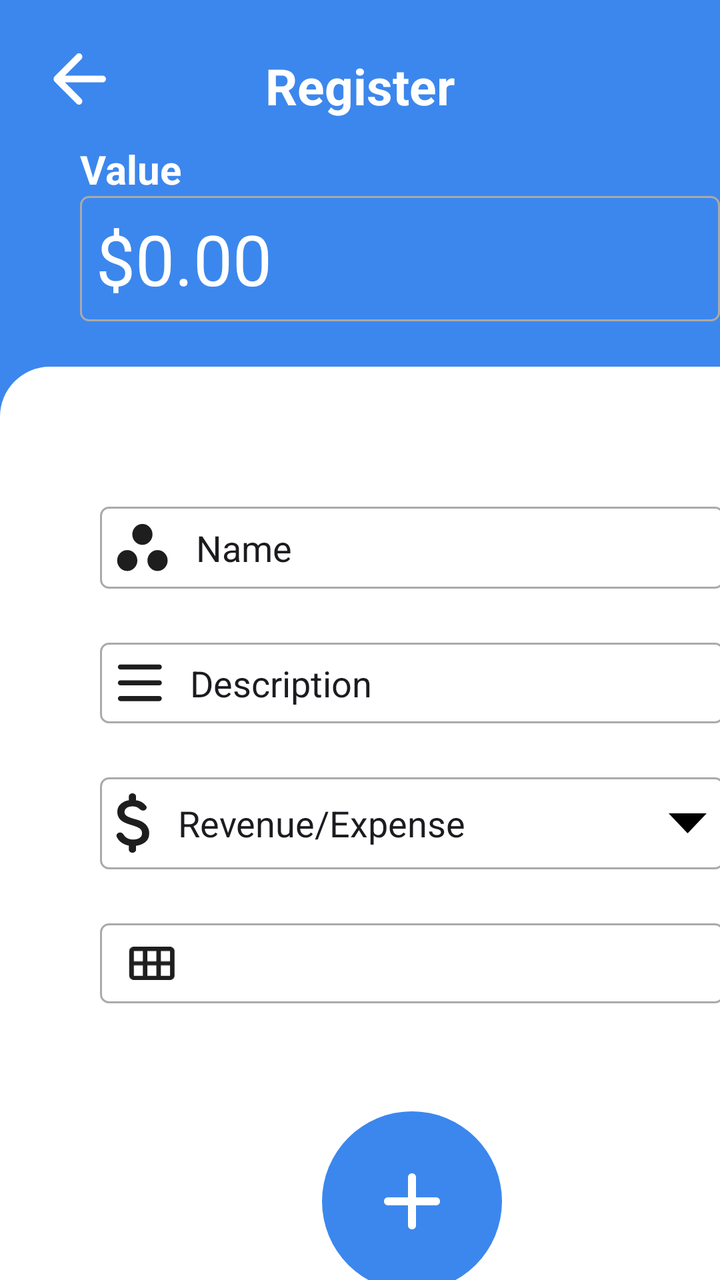
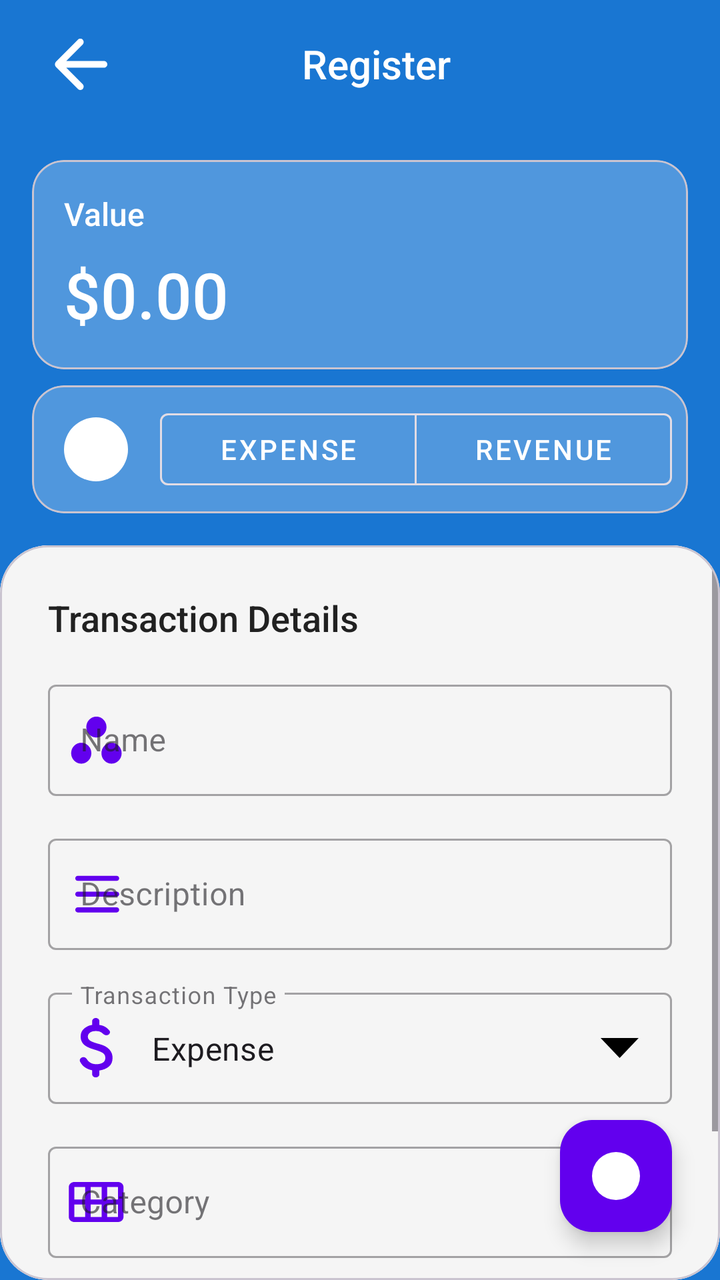

Compare the two renders of this Android layout. The source of the first and the diff that turns it into the second are given below.
<!-- AndroidManifest.xml: application theme Theme.Budgeteer -->
<!-- res/layout/activity_register.xml -->
<?xml version="1.0" encoding="utf-8"?>
<androidx.constraintlayout.widget.ConstraintLayout xmlns:android="http://schemas.android.com/apk/res/android"
    xmlns:app="http://schemas.android.com/apk/res-auto"
    xmlns:tools="http://schemas.android.com/tools"
    android:id="@+id/main"
    android:layout_width="match_parent"
    android:layout_height="match_parent"
    tools:context=".RegisterActivity"
    android:background="@color/main_blue"
    android:paddingTop="26dp">

    <ImageButton
        android:id="@+id/return_button"
        android:layout_width="wrap_content"
        android:layout_height="wrap_content"
        android:layout_marginStart="26dp"
        android:background="@android:color/transparent"
        android:src="@drawable/icon_return"
        app:layout_constraintStart_toStartOf="parent"
        app:layout_constraintTop_toTopOf="parent" />

    <TextView
        android:id="@+id/title"
        android:layout_width="match_parent"
        android:layout_height="wrap_content"
        android:layout_weight="1"
        android:text="@string/register"
        android:textAlignment="center"
        android:textColor="@color/white"
        android:textSize="25sp"
        android:textStyle="bold"
        app:layout_constraintStart_toStartOf="parent"
        app:layout_constraintTop_toTopOf="parent" />

    <LinearLayout
        android:id="@+id/value_input_layout"
        android:layout_width="match_parent"
        android:layout_height="wrap_content"
        android:layout_marginTop="18dp"
        android:orientation="vertical"
        android:paddingStart="40dp"
        app:layout_constraintTop_toBottomOf="@+id/return_button"
        tools:layout_editor_absoluteX="18dp">

        <TextView
            android:id="@+id/textView2"
            android:layout_width="wrap_content"
            android:layout_height="wrap_content"
            android:text="@string/value"
            android:textColor="@color/white"
            android:textSize="20sp"
            android:textStyle="bold" />

        <EditText
            android:id="@+id/spinner_income_outcome"
            android:layout_width="match_parent"
            android:layout_height="wrap_content"
            android:layout_marginBottom="10dp"
            android:background="@drawable/component_input"
            android:inputType="text"
            android:text="@string/zero_number"
            android:textColor="@color/white"
            android:textSize="35sp" />
    </LinearLayout>

    <LinearLayout
        android:id="@+id/categorias_formulario"
        android:layout_width="412dp"
        android:layout_height="wrap_content"
        android:layout_marginTop="18dp"
        android:background="@drawable/card_rounded_shape"
        android:orientation="vertical"
        android:paddingLeft="50dp"
        android:paddingTop="70dp"
        android:paddingRight="50dp"
        app:layout_constraintBottom_toBottomOf="parent"
        app:layout_constraintStart_toStartOf="parent"
        app:layout_constraintTop_toBottomOf="@+id/value_input_layout">

        <EditText
            android:id="@+id/input_name"
            android:layout_width="match_parent"
            android:layout_height="wrap_content"
            android:layout_marginBottom="27dp"
            android:background="@drawable/component_input"
            android:drawableStart="@drawable/icon_name"
            android:drawablePadding="14dp"
            android:ems="10"
            android:inputType="text"
            android:text="@string/name" />

        <EditText
            android:id="@+id/input_description"
            android:layout_width="match_parent"
            android:layout_height="wrap_content"
            android:layout_marginBottom="27dp"
            android:background="@drawable/component_input"
            android:drawableStart="@drawable/icon_description"
            android:drawablePadding="14dp"
            android:ems="10"
            android:inputType="text"
            android:text="@string/description" />

        <EditText
            android:id="@+id/input_value"
            android:layout_width="match_parent"
            android:layout_height="wrap_content"
            android:layout_marginBottom="27dp"
            android:background="@drawable/component_input"
            android:drawableStart="@drawable/icon_money"
            android:drawableEnd="@drawable/icon_suspended"
            android:drawablePadding="14dp"
            android:ems="10"
            android:inputType="text"
            android:text="@string/revenue_expense"
            android:focusable="false"
            android:clickable="true"
            android:focusableInTouchMode="false" />

        <LinearLayout
            android:layout_width="match_parent"
            android:layout_height="wrap_content"
            android:layout_marginBottom="27dp"
            android:background="@drawable/component_input"
            android:orientation="horizontal"
            android:gravity="center_vertical"
            android:paddingStart="14dp"
            android:paddingEnd="14dp">

            <ImageView
                android:layout_width="24dp"
                android:layout_height="24dp"
                android:src="@drawable/icon_category"
                android:contentDescription="@string/category" />

            <Spinner
                android:id="@+id/category_spinner"
                android:layout_width="match_parent"
                android:layout_height="wrap_content"
                android:layout_marginStart="14dp"
                android:background="@android:color/transparent"
                android:textColor="@color/black"
                android:spinnerMode="dropdown" />
        </LinearLayout>

        <ImageButton
            android:id="@+id/imageButton"
            android:layout_width="90dp"
            android:layout_height="90dp"
            android:layout_gravity="center_horizontal"
            android:layout_marginTop="27dp"
            android:background="@android:color/transparent"
            android:src="@drawable/icon_add"
            app:layout_constraintTop_toBottomOf="@+id/parent" />
    </LinearLayout>

</androidx.constraintlayout.widget.ConstraintLayout>
<!-- resources referenced by this layout -->
<resources>
  <color name="black">#FF000000</color>
  <color name="main_blue">#3C87ED</color>
  <color name="white">#FFFFFFFF</color>
  <!-- drawable card_rounded_shape (drawable) -->
  <?xml version="1.0" encoding="utf-8"?>
  <shape xmlns:android="http://schemas.android.com/apk/res/android"
      android:shape="rectangle">
      <corners android:topRightRadius="25dp"
          android:topLeftRadius="25dp"/>
      <solid android:color="@android:color/white"/>
  </shape>
  <!-- drawable component_input (drawable) -->
  <?xml version="1.0" encoding="utf-8"?>
  <shape xmlns:android="http://schemas.android.com/apk/res/android">
      <solid android:color="@android:color/transparent" />
      <stroke
          android:width="1dp"
          android:color="@android:color/darker_gray" />
      <corners android:radius="4dp" />
      <padding
          android:left="8dp"
          android:top="8dp"
          android:right="8dp"
          android:bottom="8dp" />
  </shape>
  <!-- drawable icon_return (drawable) -->
  <vector xmlns:android="http://schemas.android.com/apk/res/android"
      android:width="27dp"
      android:height="27dp"
      android:viewportWidth="27"
      android:viewportHeight="27">
      <path
          android:pathData="M12.31,25.81C12.967,26.467 14.033,26.467 14.69,25.81C15.347,25.153 15.348,24.088 14.691,23.43L6.463,15.188L25.313,15.188C26.244,15.188 27,14.432 27,13.5C27,12.568 26.244,11.813 25.313,11.813L6.463,11.813L14.691,3.57C15.348,2.912 15.347,1.847 14.69,1.19C14.033,0.533 12.967,0.533 12.31,1.19L1.414,12.086C0.633,12.867 0.633,14.133 1.414,14.914L12.31,25.81Z"
          android:fillColor="#ffffff"/>
  </vector>
  <!-- drawable icon_suspended (drawable) -->
  <vector xmlns:android="http://schemas.android.com/apk/res/android"
      android:width="20dp"
      android:height="10dp"
      android:viewportWidth="23"
      android:viewportHeight="10">
      <path
          android:pathData="M22.227,0L11.293,10L0.36,0L22.227,0Z"
          android:fillColor="#000000"/>
  </vector>
  <string name="category">Category</string>
  <string name="description">Description</string>
  <string name="name">Name</string>
  <string name="register">Register</string>
  <string name="revenue_expense">Revenue/Expense</string>
  <string name="value">Value</string>
  <string name="zero_number">$0.00</string>
  <style name="Theme.Budgeteer" parent="Base.Theme.Budgeteer" />
  <style name="Base.Theme.Budgeteer" parent="Theme.Material3.DayNight.NoActionBar">
          
          
      </style>
  <!-- unchanged entries left out for length: 5 -->
</resources>

<!-- the commit's change to res/layout/activity_register.xml (unified diff, before → after) -->
@@ -6,152 +6,279 @@
     android:layout_width="match_parent"
     android:layout_height="match_parent"
     tools:context=".RegisterActivity"
-    android:background="@color/main_blue"
-    android:paddingTop="26dp">
-
-    <ImageButton
-        android:id="@+id/return_button"
+    android:background="@color/toolbar_blue">
+
+    <androidx.appcompat.widget.Toolbar
+        android:id="@+id/toolbar"
+        android:layout_width="match_parent"
+        android:layout_height="?attr/actionBarSize"
+        app:layout_constraintTop_toTopOf="parent">
+
+        <LinearLayout
+            android:layout_width="match_parent"
+            android:layout_height="match_parent"
+            android:gravity="center_vertical"
+            android:orientation="horizontal">
+
+            <ImageButton
+                android:id="@+id/return_button"
+                android:layout_width="48dp"
+                android:layout_height="48dp"
+                android:background="?attr/selectableItemBackgroundBorderless"
+                android:contentDescription="@string/desc_return"
+                android:padding="12dp"
+                android:src="@drawable/icon_return"
+                app:tint="@color/white" />
+
+            <TextView
+                android:id="@+id/title"
+                android:layout_width="0dp"
+                android:layout_height="wrap_content"
+                android:layout_weight="1"
+                android:gravity="center"
+                android:text="@string/register"
+                android:textColor="@color/white"
+                android:textSize="20sp"
+                android:fontFamily="sans-serif-medium" />
+
+            <View
+                android:layout_width="48dp"
+                android:layout_height="48dp" />
+        </LinearLayout>
+    </androidx.appcompat.widget.Toolbar>
+
+    
+    <com.google.android.material.card.MaterialCardView
+        android:id="@+id/value_card"
+        android:layout_width="match_parent"
+        android:layout_height="wrap_content"
+        android:layout_marginTop="16dp"
+        android:layout_marginHorizontal="16dp"
+        app:cardCornerRadius="16dp"
+        app:cardBackgroundColor="#3DFFFFFF"
+        app:cardElevation="0dp"
+        app:layout_constraintTop_toBottomOf="@id/toolbar">
+
+        <LinearLayout
+            android:id="@+id/value_input_layout"
+            android:layout_width="match_parent"
+            android:layout_height="wrap_content"
+            android:orientation="vertical"
+            android:padding="16dp">
+
+            <TextView
+                android:id="@+id/textView2"
+                android:layout_width="wrap_content"
+                android:layout_height="wrap_content"
+                android:text="@string/value"
+                android:textColor="@color/white"
+                android:textSize="16sp"
+                android:fontFamily="sans-serif-medium" />
+
+            <EditText
+                android:id="@+id/value_input"
+                android:layout_width="match_parent"
+                android:layout_height="wrap_content"
+                android:layout_marginTop="8dp"
+                android:background="@android:color/transparent"
+                android:inputType="numberDecimal"
+                android:text="@string/zero_number"
+                android:textColor="@color/white"
+                android:textSize="32sp"
+                android:fontFamily="sans-serif-medium"
+                android:importantForAutofill="no" />
+        </LinearLayout>
+    </com.google.android.material.card.MaterialCardView>
+
+    
+    <com.google.android.material.card.MaterialCardView
+        android:id="@+id/type_card"
+        android:layout_width="match_parent"
+        android:layout_height="wrap_content"
+        android:layout_marginTop="8dp"
+        android:layout_marginHorizontal="16dp"
+        app:cardCornerRadius="16dp"
+        app:cardBackgroundColor="#3DFFFFFF"
+        app:cardElevation="0dp"
+        app:layout_constraintTop_toBottomOf="@id/value_card">
+
+        <LinearLayout
+            android:layout_width="match_parent"
+            android:layout_height="wrap_content"
+            android:orientation="horizontal"
+            android:gravity="center_vertical"
+            android:padding="8dp">
+
+            <ImageView
+                android:id="@+id/transaction_icon"
+                android:layout_width="32dp"
+                android:layout_height="32dp"
+                android:src="@drawable/icon_expense"
+                android:layout_marginStart="8dp"
+                android:layout_marginEnd="16dp"
+                app:tint="@color/white" />
+
+            <com.google.android.material.button.MaterialButtonToggleGroup
+                android:id="@+id/type_toggle_group"
+                android:layout_width="0dp"
+                android:layout_height="wrap_content"
+                android:layout_weight="1"
+                app:singleSelection="true"
+                app:selectionRequired="true">
+
+                <Button
+                    android:id="@+id/expense_button"
+                    android:layout_width="0dp"
+                    android:layout_height="wrap_content"
+                    android:layout_weight="1"
+                    android:text="@string/expense"
+                    style="@style/Widget.MaterialComponents.Button.OutlinedButton"
+                    android:textColor="@color/white" />
+
+                <Button
+                    android:id="@+id/revenue_button"
+                    android:layout_width="0dp"
+                    android:layout_height="wrap_content"
+                    android:layout_weight="1"
+                    android:text="@string/revenue"
+                    style="@style/Widget.MaterialComponents.Button.OutlinedButton"
+                    android:textColor="@color/white" />
+            </com.google.android.material.button.MaterialButtonToggleGroup>
+        </LinearLayout>
+    </com.google.android.material.card.MaterialCardView>
+
+    
+    <com.google.android.material.card.MaterialCardView
+        android:id="@+id/form_card"
+        android:layout_width="match_parent"
+        android:layout_height="0dp"
+        android:layout_marginTop="16dp"
+        app:cardCornerRadius="24dp"
+        app:cardElevation="0dp"
+        app:layout_constraintBottom_toBottomOf="parent"
+        app:layout_constraintTop_toBottomOf="@id/type_card">
+
+        <ScrollView
+            android:layout_width="match_parent"
+            android:layout_height="match_parent">
+
+            <LinearLayout
+                android:id="@+id/categorias_formulario"
+                android:layout_width="match_parent"
+                android:layout_height="wrap_content"
+                android:background="@color/background"
+                android:orientation="vertical"
+                android:padding="24dp">
+
+                <TextView
+                    android:layout_width="wrap_content"
+                    android:layout_height="wrap_content"
+                    android:text="Transaction Details"
+                    android:textColor="@color/text_primary"
+                    android:textSize="18sp"
+                    android:fontFamily="sans-serif-medium"
+                    android:layout_marginBottom="16dp" />
+
+                
+                <com.google.android.material.textfield.TextInputLayout
+                    android:layout_width="match_parent"
+                    android:layout_height="wrap_content"
+                    android:layout_marginBottom="16dp"
+                    app:startIconDrawable="@drawable/icon_name"
+                    app:startIconTint="@color/primary"
+                    android:hint="Name"
+                    style="@style/Widget.MaterialComponents.TextInputLayout.OutlinedBox">
+
+                    <com.google.android.material.textfield.TextInputEditText
+                        android:id="@+id/name_input"
+                        android:layout_width="match_parent"
+                        android:layout_height="wrap_content"
+                        android:inputType="text" />
+                </com.google.android.material.textfield.TextInputLayout>
+
+                
+                <com.google.android.material.textfield.TextInputLayout
+                    android:layout_width="match_parent"
+                    android:layout_height="wrap_content"
+                    android:layout_marginBottom="16dp"
+                    app:startIconDrawable="@drawable/icon_description"
+                    app:startIconTint="@color/primary"
+                    android:hint="Description"
+                    style="@style/Widget.MaterialComponents.TextInputLayout.OutlinedBox">
+
+                    <com.google.android.material.textfield.TextInputEditText
+                        android:id="@+id/description_input"
+                        android:layout_width="match_parent"
+                        android:layout_height="wrap_content"
+                        android:inputType="text" />
+                </com.google.android.material.textfield.TextInputLayout>
+
+                
+                <com.google.android.material.textfield.TextInputLayout
+                    android:layout_width="match_parent"
+                    android:layout_height="wrap_content"
+                    android:layout_marginBottom="16dp"
+                    app:startIconDrawable="@drawable/icon_money"
+                    app:startIconTint="@color/primary"
+                    android:hint="Transaction Type"
+                    style="@style/Widget.MaterialComponents.TextInputLayout.OutlinedBox">
+
+                    <com.google.android.material.textfield.TextInputEditText
+                        android:id="@+id/transaction_type_input"
+                        android:layout_width="match_parent"
+                        android:layout_height="wrap_content"
+                        android:inputType="none"
+                        android:text="@string/expense"
+                        android:focusable="false"
+                        android:clickable="true"
+                        android:drawableEnd="@drawable/icon_suspended"
+                        android:focusableInTouchMode="false" />
+                </com.google.android.material.textfield.TextInputLayout>
+
+                
+                <com.google.android.material.textfield.TextInputLayout
+                    android:layout_width="match_parent"
+                    android:layout_height="wrap_content"
+                    android:layout_marginBottom="24dp"
+                    style="@style/Widget.MaterialComponents.TextInputLayout.OutlinedBox.ExposedDropdownMenu"
+                    app:startIconDrawable="@drawable/icon_category"
+                    app:startIconTint="@color/primary"
+                    app:endIconTint="@color/primary"
+                    android:hint="Category">
+
+                    <com.google.android.material.textfield.MaterialAutoCompleteTextView
+                        android:id="@+id/category_dropdown"
+                        android:layout_width="match_parent"
+                        android:layout_height="wrap_content"
+                        android:inputType="none"
+                        android:focusable="false"
+                        android:textSize="16sp" />
+                </com.google.android.material.textfield.TextInputLayout>
+
+                
+                <com.google.android.material.button.MaterialButton
+                    android:id="@+id/save_button"
+                    android:layout_width="match_parent"
+                    android:layout_height="56dp"
+                    android:text="Save Transaction"
+                    android:textSize="16sp"
+                    android:backgroundTint="@color/primary"
+                    app:cornerRadius="12dp" />
+
+            </LinearLayout>
+        </ScrollView>
+    </com.google.android.material.card.MaterialCardView>
+
+    
+    <com.google.android.material.floatingactionbutton.FloatingActionButton
+        android:id="@+id/fab_save"
         android:layout_width="wrap_content"
         android:layout_height="wrap_content"
-        android:layout_marginStart="26dp"
-        android:background="@android:color/transparent"
-        android:src="@drawable/icon_return"
-        app:layout_constraintStart_toStartOf="parent"
-        app:layout_constraintTop_toTopOf="parent" />
-
-    <TextView
-        android:id="@+id/title"
-        android:layout_width="match_parent"
-        android:layout_height="wrap_content"
-        android:layout_weight="1"
-        android:text="@string/register"
-        android:textAlignment="center"
-        android:textColor="@color/white"
-        android:textSize="25sp"
-        android:textStyle="bold"
-        app:layout_constraintStart_toStartOf="parent"
-        app:layout_constraintTop_toTopOf="parent" />
-
-    <LinearLayout
-        android:id="@+id/value_input_layout"
-        android:layout_width="match_parent"
-        android:layout_height="wrap_content"
-        android:layout_marginTop="18dp"
-        android:orientation="vertical"
-        android:paddingStart="40dp"
-        app:layout_constraintTop_toBottomOf="@+id/return_button"
-        tools:layout_editor_absoluteX="18dp">
-
-        <TextView
-            android:id="@+id/textView2"
-            android:layout_width="wrap_content"
-            android:layout_height="wrap_content"
-            android:text="@string/value"
-            android:textColor="@color/white"
-            android:textSize="20sp"
-            android:textStyle="bold" />
-
-        <EditText
-            android:id="@+id/spinner_income_outcome"
-            android:layout_width="match_parent"
-            android:layout_height="wrap_content"
-            android:layout_marginBottom="10dp"
-            android:background="@drawable/component_input"
-            android:inputType="text"
-            android:text="@string/zero_number"
-            android:textColor="@color/white"
-            android:textSize="35sp" />
-    </LinearLayout>
-
-    <LinearLayout
-        android:id="@+id/categorias_formulario"
-        android:layout_width="412dp"
-        android:layout_height="wrap_content"
-        android:layout_marginTop="18dp"
-        android:background="@drawable/card_rounded_shape"
-        android:orientation="vertical"
-        android:paddingLeft="50dp"
-        android:paddingTop="70dp"
-        android:paddingRight="50dp"
+        android:layout_margin="24dp"
+        android:src="@drawable/icon_add"
+        app:tint="@color/white"
+        app:backgroundTint="@color/primary"
         app:layout_constraintBottom_toBottomOf="parent"
-        app:layout_constraintStart_toStartOf="parent"
-        app:layout_constraintTop_toBottomOf="@+id/value_input_layout">
-
-        <EditText
-            android:id="@+id/input_name"
-            android:layout_width="match_parent"
-            android:layout_height="wrap_content"
-            android:layout_marginBottom="27dp"
-            android:background="@drawable/component_input"
-            android:drawableStart="@drawable/icon_name"
-            android:drawablePadding="14dp"
-            android:ems="10"
-            android:inputType="text"
-            android:text="@string/name" />
-
-        <EditText
-            android:id="@+id/input_description"
-            android:layout_width="match_parent"
-            android:layout_height="wrap_content"
-            android:layout_marginBottom="27dp"
-            android:background="@drawable/component_input"
-            android:drawableStart="@drawable/icon_description"
-            android:drawablePadding="14dp"
-            android:ems="10"
-            android:inputType="text"
-            android:text="@string/description" />
-
-        <EditText
-            android:id="@+id/input_value"
-            android:layout_width="match_parent"
-            android:layout_height="wrap_content"
-            android:layout_marginBottom="27dp"
-            android:background="@drawable/component_input"
-            android:drawableStart="@drawable/icon_money"
-            android:drawableEnd="@drawable/icon_suspended"
-            android:drawablePadding="14dp"
-            android:ems="10"
-            android:inputType="text"
-            android:text="@string/revenue_expense"
-            android:focusable="false"
-            android:clickable="true"
-            android:focusableInTouchMode="false" />
-
-        <LinearLayout
-            android:layout_width="match_parent"
-            android:layout_height="wrap_content"
-            android:layout_marginBottom="27dp"
-            android:background="@drawable/component_input"
-            android:orientation="horizontal"
-            android:gravity="center_vertical"
-            android:paddingStart="14dp"
-            android:paddingEnd="14dp">
-
-            <ImageView
-                android:layout_width="24dp"
-                android:layout_height="24dp"
-                android:src="@drawable/icon_category"
-                android:contentDescription="@string/category" />
-
-            <Spinner
-                android:id="@+id/category_spinner"
-                android:layout_width="match_parent"
-                android:layout_height="wrap_content"
-                android:layout_marginStart="14dp"
-                android:background="@android:color/transparent"
-                android:textColor="@color/black"
-                android:spinnerMode="dropdown" />
-        </LinearLayout>
-
-        <ImageButton
-            android:id="@+id/imageButton"
-            android:layout_width="90dp"
-            android:layout_height="90dp"
-            android:layout_gravity="center_horizontal"
-            android:layout_marginTop="27dp"
-            android:background="@android:color/transparent"
-            android:src="@drawable/icon_add"
-            app:layout_constraintTop_toBottomOf="@+id/parent" />
-    </LinearLayout>
+        app:layout_constraintEnd_toEndOf="parent" />
 
 </androidx.constraintlayout.widget.ConstraintLayout>
<!-- resource entries referenced after the edit -->
@@ -1,30 +1,23 @@
 <!-- resources referenced by this layout -->
 <resources>
-  <color name="black">#FF000000</color>
-  <color name="main_blue">#3C87ED</color>
+  <color name="background">#F5F5F5</color>
+  <color name="primary">#6200EE</color>
+  <color name="text_primary">#212121</color>
+  <color name="toolbar_blue">#1976D2</color>
   <color name="white">#FFFFFFFF</color>
-  <!-- drawable card_rounded_shape (drawable) -->
-  <?xml version="1.0" encoding="utf-8"?>
-  <shape xmlns:android="http://schemas.android.com/apk/res/android"
-      android:shape="rectangle">
-      <corners android:topRightRadius="25dp"
-          android:topLeftRadius="25dp"/>
-      <solid android:color="@android:color/white"/>
-  </shape>
-  <!-- drawable component_input (drawable) -->
-  <?xml version="1.0" encoding="utf-8"?>
-  <shape xmlns:android="http://schemas.android.com/apk/res/android">
-      <solid android:color="@android:color/transparent" />
-      <stroke
-          android:width="1dp"
-          android:color="@android:color/darker_gray" />
-      <corners android:radius="4dp" />
-      <padding
-          android:left="8dp"
-          android:top="8dp"
-          android:right="8dp"
-          android:bottom="8dp" />
-  </shape>
+  <!-- drawable icon_expense (drawable) -->
+  <vector xmlns:android="http://schemas.android.com/apk/res/android"
+      android:width="40dp"
+      android:height="40dp"
+      android:viewportWidth="40"
+      android:viewportHeight="40">
+      <path
+          android:pathData="M20,20m-20,0a20,20 0,1 1,40 0a20,20 0,1 1,-40 0"
+          android:fillColor="#EA3B33"/>
+      <path
+          android:pathData="M20.504,12.444C22.335,12.444 23.366,13.051 23.855,14.042C24.242,14.828 24.896,15.556 25.772,15.556C26.705,15.556 27.473,14.765 27.188,13.877C26.716,12.406 25.685,11.132 24.072,10.379C23.313,10.025 22.726,9.322 22.726,8.484C22.726,7.48 21.912,6.667 20.909,6.667H20.06C19.078,6.667 18.281,7.463 18.281,8.446V8.996C18.281,9.505 17.91,9.944 17.426,10.102C16.73,10.329 16.611,11.189 17.129,11.706L17.545,12.123C17.982,12.56 18.637,12.672 19.243,12.557C19.625,12.484 20.045,12.444 20.504,12.444ZM10.822,9.178C10.303,8.658 9.46,8.658 8.941,9.178C8.421,9.697 8.421,10.54 8.941,11.059L11.604,13.722C12.559,14.678 12.96,16.035 13.51,17.269C14.146,18.696 15.482,19.704 17.287,20.447C18.317,20.871 19.301,21.42 20.089,22.208L21.277,23.396C22.901,25.02 22.8,27.556 20.504,27.556C18.359,27.556 17.128,26.882 16.53,25.875C16.093,25.14 15.435,24.444 14.58,24.444C13.629,24.444 12.846,25.261 13.167,26.156C13.792,27.892 15.2,29.06 16.903,29.713C17.686,30.013 18.281,30.718 18.281,31.556C18.281,32.538 19.077,33.333 20.059,33.333H20.985C21.947,33.333 22.726,32.554 22.726,31.593C22.726,30.755 23.331,30.057 24.121,29.777C24.259,29.728 24.396,29.675 24.53,29.619C25.645,29.154 27.027,29.16 27.882,30.015L28.704,30.837C29.223,31.357 30.066,31.357 30.585,30.837C31.105,30.317 31.105,29.475 30.586,28.955L10.822,9.178Z"
+          android:fillColor="#ffffff"/>
+  </vector>
   <!-- drawable icon_return (drawable) -->
   <vector xmlns:android="http://schemas.android.com/apk/res/android"
       android:width="27dp"
@@ -45,11 +38,10 @@
           android:pathData="M22.227,0L11.293,10L0.36,0L22.227,0Z"
           android:fillColor="#000000"/>
   </vector>
-  <string name="category">Category</string>
-  <string name="description">Description</string>
-  <string name="name">Name</string>
+  <string name="desc_return">Return to previous screen</string>
+  <string name="expense">Expense</string>
   <string name="register">Register</string>
-  <string name="revenue_expense">Revenue/Expense</string>
+  <string name="revenue">Revenue</string>
   <string name="value">Value</string>
   <string name="zero_number">$0.00</string>
   <style name="Theme.Budgeteer" parent="Base.Theme.Budgeteer" />
